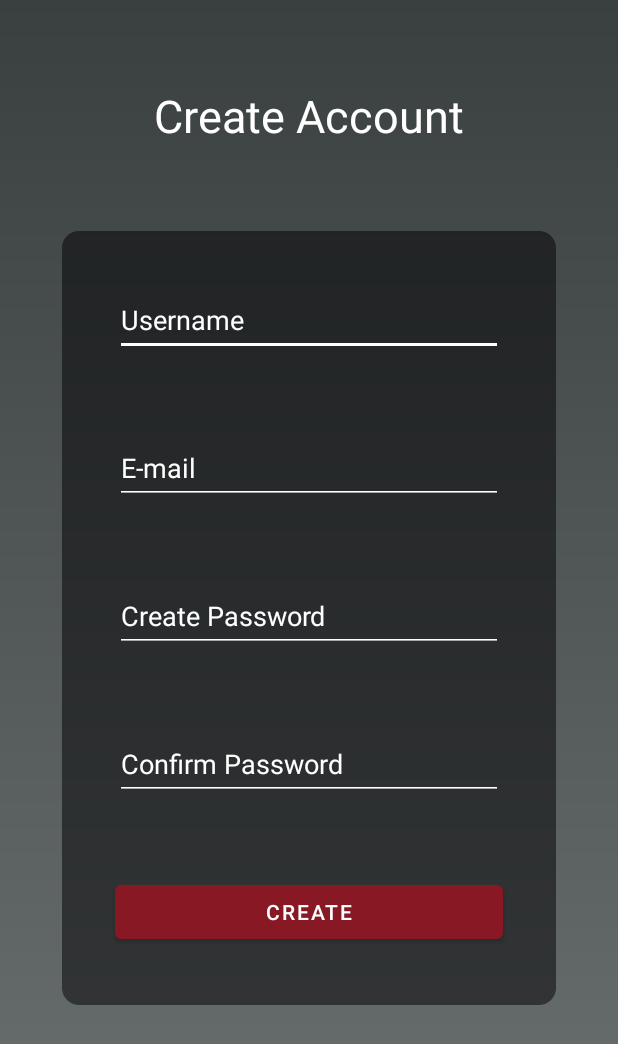
After one commit to hlink27/dragster, an Android app: the CreateAccount screen opened directly, with no data from a screen before it, on a phone screen of 412 x 824 dp. The commit adds this screen. Shown: the top 1044 px of the screen. Run offline under Robolectric (Android 15) with nearby library versions, the phone set to English and light mode, and no system bars.

Commit message:
Primeiro Teste

```diff
--- a/app/src/main/AndroidManifest.xml
+++ b/app/src/main/AndroidManifest.xml
@@ -9,6 +9,9 @@
         android:roundIcon="@mipmap/ic_launcher_round"
         android:supportsRtl="true"
         android:theme="@style/Theme.Estudo">
+        <activity
+            android:name=".CreateAccount"
+            android:exported="false" />
         <activity
             android:name=".MainMenu"
             android:exported="false" />
--- /dev/null
+++ b/app/src/main/java/com/teste/estudo/CreateAccount.java
@@ -0,0 +1,14 @@
+package com.teste.estudo;
+
+import androidx.appcompat.app.AppCompatActivity;
+
+import android.os.Bundle;
+
+public class CreateAccount extends AppCompatActivity {
+
+    @Override
+    protected void onCreate(Bundle savedInstanceState) {
+        super.onCreate(savedInstanceState);
+        setContentView(R.layout.activity_create_account);
+    }
+}
--- /dev/null
+++ b/app/src/main/res/drawable/black_low_opacity_card.xml
@@ -0,0 +1,20 @@
+<shape
+    xmlns:android="http://schemas.android.com/apk/res/android"
+    android:shape="rectangle"   >
+
+    <solid
+        android:color="@color/black_low_opacity" >
+    </solid>
+
+    <padding
+        android:left="10dp"
+        android:top="10dp"
+        android:right="10dp"
+        android:bottom="10dp"    >
+    </padding>
+
+    <corners
+        android:radius="11dp"   >
+    </corners>
+
+</shape>
--- /dev/null
+++ b/app/src/main/res/layout/activity_create_account.xml
@@ -0,0 +1,96 @@
+<?xml version="1.0" encoding="utf-8"?>
+<androidx.constraintlayout.widget.ConstraintLayout xmlns:android="http://schemas.android.com/apk/res/android"
+    xmlns:app="http://schemas.android.com/apk/res-auto"
+    xmlns:tools="http://schemas.android.com/tools"
+    android:layout_width="match_parent"
+    android:layout_height="match_parent"
+    tools:context=".CreateAccount"
+    android:background="@drawable/main_background">
+
+
+    <TextView
+        android:id="@+id/textView7"
+        android:layout_width="wrap_content"
+        android:layout_height="wrap_content"
+        android:text="@string/createAccountTitle"
+        android:textColor="@color/white"
+        android:textSize="30dp"
+        app:layout_constraintBottom_toTopOf="@+id/linearLayout"
+        app:layout_constraintEnd_toEndOf="parent"
+        app:layout_constraintStart_toStartOf="parent"
+        app:layout_constraintTop_toTopOf="parent" />
+
+    <LinearLayout
+        android:id="@+id/linearLayout"
+        android:layout_width="329dp"
+        android:layout_height="516dp"
+        android:background="@drawable/black_low_opacity_card"
+        android:orientation="vertical"
+        app:layout_constraintBottom_toBottomOf="parent"
+        app:layout_constraintEnd_toEndOf="parent"
+        app:layout_constraintStart_toStartOf="parent"
+        app:layout_constraintTop_toTopOf="parent">
+
+
+        <EditText
+            android:id="@+id/txtCreateUsername"
+            android:layout_width="match_parent"
+            android:layout_height="wrap_content"
+            android:layout_margin="25dp"
+            android:backgroundTint="@color/white"
+            android:ems="10"
+            android:hint="@string/loginUsername"
+            android:inputType="textPersonName"
+            android:minHeight="48dp"
+            android:textColor="@color/white"
+            android:textColorHint="@color/white" />
+
+        <EditText
+            android:id="@+id/txtEmail"
+            android:layout_width="match_parent"
+            android:layout_height="wrap_content"
+            android:layout_margin="25dp"
+            android:backgroundTint="@color/white"
+            android:ems="10"
+            android:hint="@string/loginEmail"
+            android:inputType="textPersonName"
+            android:minHeight="48dp"
+            android:textColor="@color/white"
+            android:textColorHint="@color/white" />
+
+        <EditText
+            android:id="@+id/createPassword"
+            android:layout_width="match_parent"
+            android:layout_height="wrap_content"
+            android:layout_margin="25dp"
+            android:backgroundTint="@color/white"
+            android:ems="10"
+            android:hint="@string/createPassword"
+            android:inputType="textPassword"
+            android:minHeight="48dp"
+            android:textColor="@color/white"
+            android:textColorHint="@color/white" />
+
+        <EditText
+            android:id="@+id/confirmPassword"
+            android:layout_width="match_parent"
+            android:layout_height="wrap_content"
+            android:layout_margin="25dp"
+            android:backgroundTint="@color/white"
+            android:ems="10"
+            android:hint="@string/confirmPassword"
+            android:inputType="textPassword"
+            android:minHeight="48dp"
+            android:textColor="@color/white"
+            android:textColorHint="@color/white" />
+
+        <Button
+            android:id="@+id/button"
+            android:layout_width="match_parent"
+            android:layout_height="wrap_content"
+            android:layout_margin="25dp"
+            android:minHeight="48dp"
+            android:text="@string/btnCreateAccount" />
+    </LinearLayout>
+
+</androidx.constraintlayout.widget.ConstraintLayout>
--- a/app/src/main/res/layout/activity_main.xml
+++ b/app/src/main/res/layout/activity_main.xml
@@ -7,15 +7,31 @@
     tools:context=".MainActivity"
     android:background="@drawable/main_background">
 
-    <androidx.cardview.widget.CardView
-        android:layout_width="282dp"
-        android:layout_height="460dp"
+    <TextView
+        android:id="@+id/txtCreateAccount"
+        android:layout_width="wrap_content"
+        android:layout_height="wrap_content"
+        android:layout_marginTop="32dp"
+        android:layout_marginBottom="8dp"
+        android:clickable="true"
+        android:fontFamily="sans-serif"
+        android:text="@string/createAccount"
+        android:textColor="@color/white"
         app:layout_constraintBottom_toBottomOf="parent"
         app:layout_constraintEnd_toEndOf="parent"
         app:layout_constraintStart_toStartOf="parent"
-        app:layout_constraintTop_toTopOf="parent"
+        app:layout_constraintTop_toBottomOf="@+id/cardView" />
+
+    <androidx.cardview.widget.CardView
+        android:id="@+id/cardView"
+        android:layout_width="282dp"
+        android:layout_height="460dp"
         app:cardBackgroundColor="@color/black_low_opacity"
-        app:cardCornerRadius="25dp">
+        app:cardCornerRadius="25dp"
+        app:layout_constraintBottom_toBottomOf="parent"
+        app:layout_constraintEnd_toEndOf="parent"
+        app:layout_constraintStart_toStartOf="parent"
+        app:layout_constraintTop_toTopOf="parent">
 
         <androidx.constraintlayout.widget.ConstraintLayout
             android:layout_width="match_parent"
@@ -36,7 +52,8 @@
                 android:layout_width="wrap_content"
                 android:layout_height="wrap_content"
                 android:layout_marginTop="32dp"
-                android:backgroundTint="#FFFFFFFF"
+                android:backgroundTint="@color/white"
+                android:clickable="false"
                 android:drawableLeft="@drawable/ic_user"
                 android:ems="10"
                 android:hint="@string/loginUsername"
--- a/app/src/main/res/values-night/themes.xml
+++ b/app/src/main/res/values-night/themes.xml
@@ -1,6 +1,6 @@
 <resources xmlns:tools="http://schemas.android.com/tools">
     <!-- Base application theme. -->
-    <style name="Theme.Estudo" parent="Theme.MaterialComponents.DayNight.DarkActionBar">
+    <style name="Theme.Estudo" parent="Theme.MaterialComponents.DayNight.NoActionBar">
         <!-- Primary brand color. -->
         <item name="colorPrimary">@color/primary_900</item>
         <item name="colorPrimaryVariant">@color/primary_700</item>
--- a/app/src/main/res/values/strings.xml
+++ b/app/src/main/res/values/strings.xml
@@ -1,5 +1,7 @@
 <resources>
     <string name="app_name" translatable="false">Estudo</string>
+
+    <!--Login-->
     <string name="loginUsername">Username</string>
     <string name="loginPasswordHint">Password</string>
     <string name="loginButton">Log In</string>
@@ -9,4 +11,12 @@
     <string name="errorInputLogin">Invalid username</string>
     <string name="errorPasswordLogin">Invalid Password</string>
     <string name="createAccount">Create Account</string>
+
+    <!--Create Account-->
+    <string name="createAccountTitle">Create Account</string>
+    <string name="loginEmail">E-mail</string>
+    <string name="createPassword">Create Password</string>
+    <string name="confirmPassword">Confirm Password</string>
+    <string name="btnCreateAccount">Create</string>
+
 </resources>
--- a/app/src/main/res/values/themes.xml
+++ b/app/src/main/res/values/themes.xml
@@ -1,6 +1,6 @@
 <resources xmlns:tools="http://schemas.android.com/tools">
     <!-- Base application theme. -->
-    <style name="Theme.Estudo" parent="Theme.MaterialComponents.DayNight.DarkActionBar">
+    <style name="Theme.Estudo" parent="Theme.MaterialComponents.DayNight.NoActionBar">
         <!-- Primary brand color. -->
         <item name="colorPrimary">@color/primary_900</item>
         <item name="colorPrimaryVariant">@color/primary_700</item>
```
Also changed, not shown: 1 other file.
